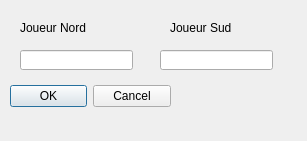
Old version of the form newgame.ui in the repository neodc/Invade.
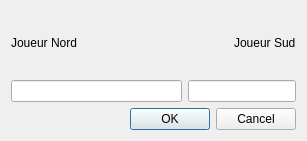
New version of the form.

```diff
--- a/newgame.ui
+++ b/newgame.ui
@@ -13,68 +13,38 @@
   <property name="windowTitle">
    <string>Dialog</string>
   </property>
-  <widget class="QDialogButtonBox" name="buttonBox">
-   <property name="geometry">
-    <rect>
-     <x>10</x>
-     <y>80</y>
-     <width>161</width>
-     <height>32</height>
-    </rect>
-   </property>
-   <property name="orientation">
-    <enum>Qt::Horizontal</enum>
-   </property>
-   <property name="standardButtons">
-    <set>QDialogButtonBox::Cancel|QDialogButtonBox::Ok</set>
-   </property>
-  </widget>
-  <widget class="QLineEdit" name="JoueurNordValue">
-   <property name="geometry">
-    <rect>
-     <x>20</x>
-     <y>50</y>
-     <width>113</width>
-     <height>20</height>
-    </rect>
-   </property>
-  </widget>
-  <widget class="QLabel" name="JoueurNord">
-   <property name="geometry">
-    <rect>
-     <x>20</x>
-     <y>20</y>
-     <width>71</width>
-     <height>16</height>
-    </rect>
-   </property>
-   <property name="text">
-    <string>Joueur Nord</string>
-   </property>
-  </widget>
-  <widget class="QLabel" name="JoueurSud">
-   <property name="geometry">
-    <rect>
-     <x>170</x>
-     <y>20</y>
-     <width>81</width>
-     <height>16</height>
-    </rect>
-   </property>
-   <property name="text">
-    <string>Joueur Sud</string>
-   </property>
-  </widget>
-  <widget class="QLineEdit" name="JoueurSudValue">
-   <property name="geometry">
-    <rect>
-     <x>160</x>
-     <y>50</y>
-     <width>113</width>
-     <height>20</height>
-    </rect>
-   </property>
-  </widget>
+  <layout class="QGridLayout" name="gridLayout">
+   <item row="0" column="0">
+    <widget class="QLabel" name="JoueurNord">
+     <property name="text">
+      <string>Joueur Nord</string>
+     </property>
+    </widget>
+   </item>
+   <item row="0" column="2">
+    <widget class="QLabel" name="JoueurSud">
+     <property name="text">
+      <string>Joueur Sud</string>
+     </property>
+    </widget>
+   </item>
+   <item row="1" column="0">
+    <widget class="QLineEdit" name="JoueurNordValue"/>
+   </item>
+   <item row="1" column="1" colspan="2">
+    <widget class="QLineEdit" name="JoueurSudValue"/>
+   </item>
+   <item row="2" column="0" colspan="3">
+    <widget class="QDialogButtonBox" name="buttonBox">
+     <property name="orientation">
+      <enum>Qt::Horizontal</enum>
+     </property>
+     <property name="standardButtons">
+      <set>QDialogButtonBox::Cancel|QDialogButtonBox::Ok</set>
+     </property>
+    </widget>
+   </item>
+  </layout>
  </widget>
  <resources/>
  <connections>
```
